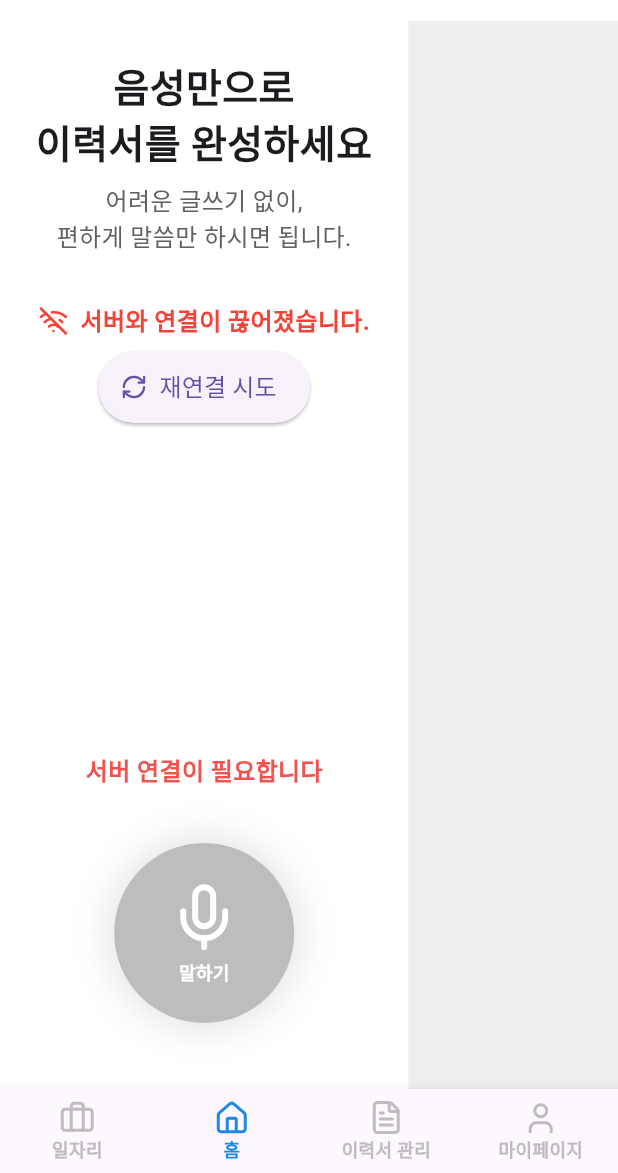
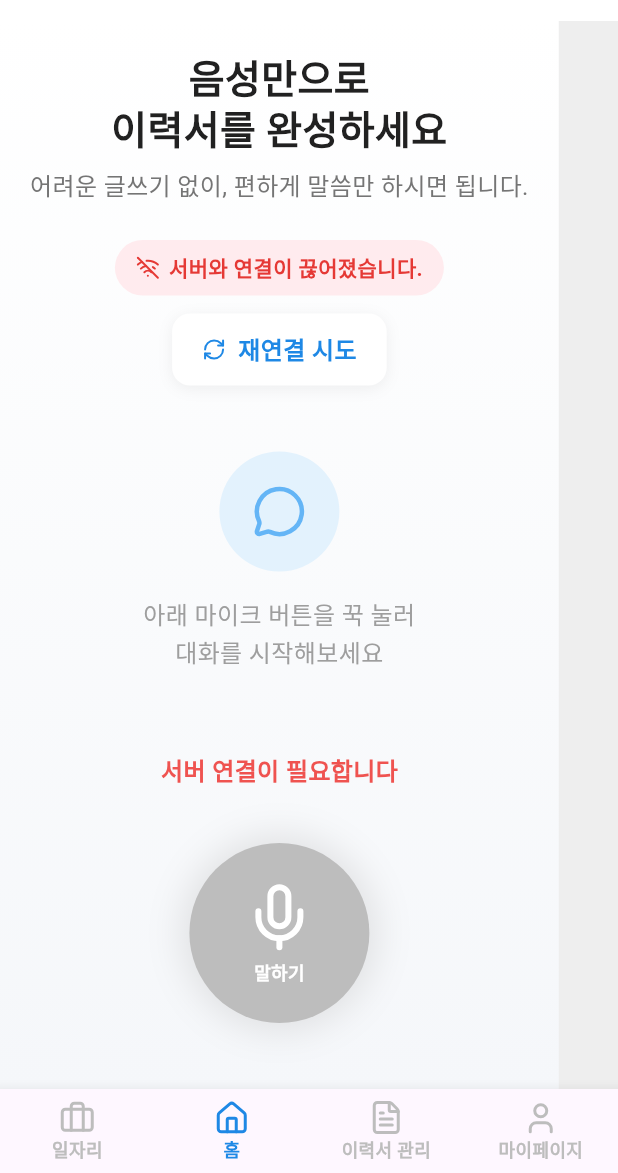
Before and after one commit to CometWoo/publicdata-contest-release, a Flutter app: the screen it shows after launch, on a phone screen of 412 x 824 dp, the part 63-1236 px from its top. Run offline on Flutter 3.47's test engine with Material 3 defaults, Android fonts, the phone set to English and light mode, and no system bars; our stand-ins replace audioplayers, flutter_dotenv, flutter_tts, lucide_icons; missing offline and left inert: record; Roboto replaces fonts that are missing (NotoSansKR).

Commit message:
feat: 홈 화면 토스 스타일 UI 개선 및 서버 URL 하드코딩 제거
- app_config.dart에서 SERVER_URL/WS_URL 기본값 제거 (빌드 시 --dart-define 필수)
- 홈 화면: 그라데이션 배경, 말풍선 대화 UI, 빈 상태 안내, 진행률 바+칩 UI
- InteractiveCard 위젯: 탭/롱프레스 시 scale+haptic 피드백 (토스 스타일)

Co-Authored-By: Claude Opus 4.6 <noreply@anthropic.com>

```diff
--- a/lib/config/app_config.dart
+++ b/lib/config/app_config.dart
@@ -1,17 +1,8 @@
-// [개선] 하드코딩된 서버 URL과 userId를 config로 분리하여 보안 및 유지보수성 향상
 import 'package:flutter/foundation.dart';
 
 class AppConfig {
-  // [개선] 환경변수(--dart-define)에서 주입받도록 변경. 소스코드에 URL 노출 방지
-  static const String serverUrl = String.fromEnvironment(
-    'SERVER_URL',
-    defaultValue: 'https://0oof8muhxkpy97-8000.proxy.runpod.net/',
-  );
-
-  static const String wsUrl = String.fromEnvironment(
-    'WS_URL',
-    defaultValue: 'wss://0oof8muhxkpy97-8000.proxy.runpod.net/voice/ws',
-  );
+  static const String serverUrl = String.fromEnvironment('SERVER_URL');
+  static const String wsUrl = String.fromEnvironment('WS_URL');
 
   // [개선] 시니어 친화적 UI 상수 — 최소 폰트 크기, 터치 영역 등을 중앙 관리
   static const double fontSizeTitle = 26.0;
--- a/lib/screens/home_tab.dart
+++ b/lib/screens/home_tab.dart
@@ -3,6 +3,7 @@ import 'package:lucide_icons/lucide_icons.dart';
 import '../config/app_config.dart';
 import '../models/ws_status.dart';
 import '../widgets/mic_button.dart';
+import '../widgets/interactive_card.dart';
 
 class HomeTab extends StatelessWidget {
   final WsStatus wsStatus;
@@ -29,62 +30,46 @@ class HomeTab extends StatelessWidget {
   @override
   Widget build(BuildContext context) {
     return Container(
-      color: Colors.white,
-      // [레이아웃 수정] SafeArea 추가
+      decoration: const BoxDecoration(
+        // [UI 개선] 그라데이션 배경으로 깊이감 추가
+        gradient: LinearGradient(
+          begin: Alignment.topCenter,
+          end: Alignment.bottomCenter,
+          colors: [Colors.white, Color(0xFFF5F7FA)],
+        ),
+      ),
       child: SafeArea(
         child: Stack(
           children: [
-            // [레이아웃 수정] SingleChildScrollView로 감싸 키보드/소형 화면 대응
             Padding(
-              padding: const EdgeInsets.fromLTRB(24, 24, 24, 200),
+              padding: const EdgeInsets.fromLTRB(20, 20, 20, 200),
               child: SingleChildScrollView(
                 child: Column(
                   crossAxisAlignment: CrossAxisAlignment.center,
                   children: [
-                    const Text(
-                      '음성만으로\n이력서를 완성하세요',
-                      textAlign: TextAlign.center,
-                      style: TextStyle(
-                        fontSize: AppConfig.fontSizeTitle,
-                        fontWeight: FontWeight.bold,
-                      ),
-                    ),
-                    const SizedBox(height: 8),
-                    Text(
-                      '어려운 글쓰기 없이,\n편하게 말씀만 하시면 됩니다.',
-                      textAlign: TextAlign.center,
-                      style: TextStyle(
-                        color: Colors.grey[700],
-                        fontSize: AppConfig.fontSizeCaption,
-                      ),
-                    ),
-                    const SizedBox(height: 32),
+                    // [UI 개선] 타이틀 섹션
+                    _buildHeader(),
+                    const SizedBox(height: 24),
 
-                    _buildStatusMessage(),
+                    // [UI 개선] 연결 상태 표시
+                    _buildStatusBadge(),
+                    const SizedBox(height: 20),
 
+                    // [UI 개선] 대화 영역 또는 빈 상태
                     if (transcript.isNotEmpty || aiResponse.isNotEmpty)
-                      _buildConversationBox(),
+                      _buildConversationCard()
+                    else
+                      _buildEmptyState(),
 
+                    // [UI 개선] 남은 항목 칩 UI
                     if (missingKorean.isNotEmpty && wsStatus == WsStatus.ready)
-                      Padding(
-                        padding: const EdgeInsets.only(top: 16.0),
-                        child: Text(
-                          '남은 항목: ${missingKorean.join(', ')}',
-                          style: TextStyle(
-                            color: Colors.grey[700],
-                            fontSize: AppConfig.fontSizeSmall,
-                          ),
-                          // [레이아웃 수정] 긴 텍스트 줄바꿈 허용
-                          textAlign: TextAlign.center,
-                          softWrap: true,
-                        ),
-                      ),
+                      _buildProgressSection(),
                   ],
                 ),
               ),
             ),
 
-            // [UX 개선] 기존 단순 버튼 → MicButton 위젯으로 교체
+            // [인터랙션 추가] 마이크 버튼 영역
             Positioned(
               bottom: 24,
               left: 0,
@@ -103,65 +88,110 @@ class HomeTab extends StatelessWidget {
     );
   }
 
-  Widget _buildStatusMessage() {
+  Widget _buildHeader() {
+    return Column(
+      children: [
+        Text(
+          '음성만으로\n이력서를 완성하세요',
+          textAlign: TextAlign.center,
+          style: TextStyle(
+            fontSize: AppConfig.fontSizeTitle,
+            fontWeight: FontWeight.w800,
+            color: Colors.grey[900],
+            height: 1.3,
+          ),
+        ),
+        const SizedBox(height: 8),
+        Text(
+          '어려운 글쓰기 없이, 편하게 말씀만 하시면 됩니다.',
+          textAlign: TextAlign.center,
+          style: TextStyle(
+            color: Colors.grey[600],
+            fontSize: AppConfig.fontSizeCaption,
+            height: 1.4,
+          ),
+        ),
+      ],
+    );
+  }
+
+  // [UI 개선] 상태를 뱃지 형태로 표시
+  Widget _buildStatusBadge() {
     IconData icon;
     Color color;
+    Color bgColor;
 
     switch (wsStatus) {
       case WsStatus.disconnected:
         icon = LucideIcons.wifiOff;
-        color = Colors.red;
+        color = const Color(0xFFE53935);
+        bgColor = const Color(0xFFFFEBEE);
       case WsStatus.recording:
         icon = LucideIcons.mic;
-        color = Colors.red[600]!;
+        color = const Color(0xFFE53935);
+        bgColor = const Color(0xFFFFEBEE);
       case WsStatus.processing:
         icon = LucideIcons.loader;
-        color = Colors.grey[700]!;
+        color = const Color(0xFF757575);
+        bgColor = const Color(0xFFF5F5F5);
       case WsStatus.speaking:
         icon = LucideIcons.volume2;
-        color = Colors.green[700]!;
+        color = const Color(0xFF2E7D32);
+        bgColor = const Color(0xFFE8F5E9);
       default:
-        icon = LucideIcons.mic;
-        color = Colors.blue[700]!;
+        icon = LucideIcons.check;
+        color = const Color(0xFF1565C0);
+        bgColor = const Color(0xFFE3F2FD);
     }
 
     return Column(
       children: [
-        Row(
-          mainAxisAlignment: MainAxisAlignment.center,
+        AnimatedContainer(
+          duration: const Duration(milliseconds: 300),
+          padding: const EdgeInsets.symmetric(horizontal: 14, vertical: 8),
+          decoration: BoxDecoration(
+            color: bgColor,
+            borderRadius: BorderRadius.circular(20),
+          ),
+          child: Row(
             mainAxisSize: MainAxisSize.min,
             children: [
-            Icon(icon, size: 20, color: color),
-            const SizedBox(width: 8),
-            // [레이아웃 수정] Flexible로 긴 상태 텍스트 overflow 방지
-            Flexible(
-              child: Text(
+              Icon(icon, size: 16, color: color),
+              const SizedBox(width: 6),
+              Text(
                 wsStatus.label,
                 style: TextStyle(
                   color: color,
-                  fontWeight: FontWeight.bold,
-                  fontSize: AppConfig.fontSizeCaption,
-                ),
-                overflow: TextOverflow.ellipsis,
+                  fontWeight: FontWeight.w600,
+                  fontSize: 14,
                 ),
               ),
             ],
           ),
+        ),
+        // [인터랙션 추가] 재연결 버튼
         if (wsStatus == WsStatus.disconnected)
           Padding(
-            padding: const EdgeInsets.only(top: 8),
-            child: ElevatedButton.icon(
-              onPressed: onReconnect,
-              icon: const Icon(LucideIcons.refreshCw, size: 18),
-              label: const Text(
+            padding: const EdgeInsets.only(top: 12),
+            child: InteractiveCard(
+              onTap: onReconnect,
+              backgroundColor: Colors.white,
+              padding: const EdgeInsets.symmetric(horizontal: 20, vertical: 12),
+              borderRadius: 12,
+              child: Row(
+                mainAxisSize: MainAxisSize.min,
+                children: [
+                  Icon(LucideIcons.refreshCw, size: 16, color: Colors.blue[600]),
+                  const SizedBox(width: 8),
+                  Text(
                     '재연결 시도',
-                style: TextStyle(fontSize: AppConfig.fontSizeCaption),
+                    style: TextStyle(
+                      fontSize: AppConfig.fontSizeCaption,
+                      fontWeight: FontWeight.w600,
+                      color: Colors.blue[600],
                     ),
-              style: ElevatedButton.styleFrom(
-                minimumSize: const Size(
-                  AppConfig.minTouchTarget,
-                  AppConfig.minTouchTarget,
                   ),
+                ],
               ),
             ),
           ),
@@ -169,45 +199,59 @@ class HomeTab extends StatelessWidget {
     );
   }
 
-  Widget _buildConversationBox() {
+  // [UI 개선] 빈 상태 UI
+  Widget _buildEmptyState() {
+    return Padding(
+      padding: const EdgeInsets.symmetric(vertical: 24),
+      child: Column(
+        children: [
+          Container(
+            width: 80,
+            height: 80,
+            decoration: BoxDecoration(
+              color: Colors.blue[50],
+              shape: BoxShape.circle,
+            ),
+            child: Icon(
+              LucideIcons.messageCircle,
+              size: 36,
+              color: Colors.blue[300],
+            ),
+          ),
+          const SizedBox(height: 16),
+          Text(
+            '아래 마이크 버튼을 꾹 눌러\n대화를 시작해보세요',
+            textAlign: TextAlign.center,
+            style: TextStyle(
+              fontSize: AppConfig.fontSizeCaption,
+              color: Colors.grey[500],
+              height: 1.5,
+            ),
+          ),
+        ],
+      ),
+    );
+  }
+
+  // [UI 개선] 말풍선 스타일 대화 카드
+  Widget _buildConversationCard() {
     return Semantics(
       label: '대화 내용',
       child: Container(
-        margin: const EdgeInsets.only(top: 32),
-        padding: const EdgeInsets.all(16),
+        margin: const EdgeInsets.only(top: 8),
         width: double.infinity,
-        // [레이아웃 수정] 대화 박스 최대 높이 제한 + 내부 스크롤
-        constraints: const BoxConstraints(maxHeight: 200),
-        decoration: BoxDecoration(
-          color: Colors.grey[50],
-          borderRadius: BorderRadius.circular(16),
-        ),
+        constraints: const BoxConstraints(maxHeight: 220),
         child: SingleChildScrollView(
           child: Column(
-            crossAxisAlignment: CrossAxisAlignment.start,
+            crossAxisAlignment: CrossAxisAlignment.stretch,
             children: [
-              if (transcript.isNotEmpty)
-                Padding(
-                  padding: const EdgeInsets.only(bottom: 8),
-                  child: Text(
-                    '나: $transcript',
-                    style: const TextStyle(
-                      fontWeight: FontWeight.bold,
-                      fontSize: AppConfig.fontSizeBody,
+              if (transcript.isNotEmpty) _buildBubble(
+                text: transcript,
+                isUser: true,
               ),
-                    // [레이아웃 수정] softWrap 보장
-                    softWrap: true,
-                  ),
-                ),
-              if (aiResponse.isNotEmpty)
-                Text(
-                  'AI: $aiResponse',
-                  style: TextStyle(
-                    color: Colors.blue[700],
-                    fontWeight: FontWeight.bold,
-                    fontSize: AppConfig.fontSizeBody,
-                  ),
-                  softWrap: true,
+              if (aiResponse.isNotEmpty) _buildBubble(
+                text: aiResponse,
+                isUser: false,
               ),
             ],
           ),
@@ -215,4 +259,118 @@ class HomeTab extends StatelessWidget {
       ),
     );
   }
+
+  // [UI 개선] 개별 말풍선
+  Widget _buildBubble({required String text, required bool isUser}) {
+    return Align(
+      alignment: isUser ? Alignment.centerRight : Alignment.centerLeft,
+      child: Container(
+        margin: const EdgeInsets.only(bottom: 10),
+        padding: const EdgeInsets.symmetric(horizontal: 16, vertical: 12),
+        constraints: const BoxConstraints(maxWidth: 280),
+        decoration: BoxDecoration(
+          color: isUser ? const Color(0xFF1565C0) : Colors.white,
+          borderRadius: BorderRadius.only(
+            topLeft: const Radius.circular(16),
+            topRight: const Radius.circular(16),
+            bottomLeft: Radius.circular(isUser ? 16 : 4),
+            bottomRight: Radius.circular(isUser ? 4 : 16),
+          ),
+          boxShadow: [
+            BoxShadow(
+              color: Colors.black.withValues(alpha: 0.05),
+              blurRadius: 8,
+              offset: const Offset(0, 2),
+            ),
+          ],
+        ),
+        child: Text(
+          text,
+          style: TextStyle(
+            color: isUser ? Colors.white : Colors.grey[800],
+            fontSize: AppConfig.fontSizeBody,
+            height: 1.4,
+          ),
+          softWrap: true,
+        ),
+      ),
+    );
   }
+
+  // [UI 개선] 진행률 + 칩 형태 남은 항목
+  Widget _buildProgressSection() {
+    final total = missingKorean.length + 5;
+    final done = total - missingKorean.length;
+    final progress = done / total;
+
+    return Padding(
+      padding: const EdgeInsets.only(top: 24),
+      child: InteractiveCard(
+        backgroundColor: Colors.white,
+        padding: const EdgeInsets.all(16),
+        child: Column(
+          crossAxisAlignment: CrossAxisAlignment.start,
+          children: [
+            Row(
+              mainAxisAlignment: MainAxisAlignment.spaceBetween,
+              children: [
+                Text(
+                  '이력서 완성도',
+                  style: TextStyle(
+                    fontSize: AppConfig.fontSizeCaption,
+                    fontWeight: FontWeight.w700,
+                    color: Colors.grey[800],
+                  ),
+                ),
+                Text(
+                  '${(progress * 100).toInt()}%',
+                  style: TextStyle(
+                    fontSize: AppConfig.fontSizeCaption,
+                    fontWeight: FontWeight.w700,
+                    color: Colors.blue[600],
+                  ),
+                ),
+              ],
+            ),
+            const SizedBox(height: 10),
+            ClipRRect(
+              borderRadius: BorderRadius.circular(4),
+              child: LinearProgressIndicator(
+                value: progress,
+                backgroundColor: Colors.grey[200],
+                color: Colors.blue[500],
+                minHeight: 6,
+              ),
+            ),
+            const SizedBox(height: 12),
+            Wrap(
+              spacing: 8,
+              runSpacing: 8,
+              children: missingKorean.map((item) {
+                return Container(
+                  padding: const EdgeInsets.symmetric(
+                    horizontal: 12,
+                    vertical: 6,
+                  ),
+                  decoration: BoxDecoration(
+                    color: Colors.orange[50],
+                    borderRadius: BorderRadius.circular(20),
+                    border: Border.all(color: Colors.orange[200]!),
+                  ),
+                  child: Text(
+                    item,
+                    style: TextStyle(
+                      fontSize: AppConfig.fontSizeSmall,
+                      color: Colors.orange[800],
+                      fontWeight: FontWeight.w500,
+                    ),
+                  ),
+                );
+              }).toList(),
+            ),
+          ],
+        ),
+      ),
+    );
+  }
+}
--- /dev/null
+++ b/lib/widgets/interactive_card.dart
@@ -0,0 +1,117 @@
+import 'package:flutter/material.dart';
+import 'package:flutter/services.dart';
+
+class InteractiveCard extends StatefulWidget {
+  final Widget child;
+  final VoidCallback? onTap;
+  final VoidCallback? onLongPress;
+  final double borderRadius;
+  final Color? backgroundColor;
+  final EdgeInsetsGeometry padding;
+  final double elevation;
+
+  const InteractiveCard({
+    super.key,
+    required this.child,
+    this.onTap,
+    this.onLongPress,
+    this.borderRadius = 16,
+    this.backgroundColor,
+    this.padding = const EdgeInsets.all(16),
+    this.elevation = 2,
+  });
+
+  @override
+  State<InteractiveCard> createState() => _InteractiveCardState();
+}
+
+class _InteractiveCardState extends State<InteractiveCard>
+    with SingleTickerProviderStateMixin {
+  late final AnimationController _controller;
+  late final Animation<double> _scaleAnimation;
+  late final Animation<double> _elevationAnimation;
+
+  @override
+  void initState() {
+    super.initState();
+    _controller = AnimationController(
+      vsync: this,
+      duration: const Duration(milliseconds: 100),
+      reverseDuration: const Duration(milliseconds: 200),
+    );
+    _scaleAnimation = Tween<double>(begin: 1.0, end: 0.95).animate(
+      CurvedAnimation(parent: _controller, curve: Curves.easeInOut),
+    );
+    _elevationAnimation = Tween<double>(
+      begin: widget.elevation,
+      end: 0,
+    ).animate(CurvedAnimation(parent: _controller, curve: Curves.easeInOut));
+  }
+
+  @override
+  void dispose() {
+    _controller.dispose();
+    super.dispose();
+  }
+
+  void _onTapDown(TapDownDetails _) {
+    HapticFeedback.lightImpact();
+    _controller.forward();
+  }
+
+  void _onTapUp(TapUpDetails _) {
+    _controller.reverse();
+  }
+
+  void _onTapCancel() {
+    _controller.reverse();
+  }
+
+  void _onLongPressStart(LongPressStartDetails _) {
+    HapticFeedback.mediumImpact();
+    _controller.forward();
+  }
+
+  void _onLongPressEnd(LongPressEndDetails _) {
+    _controller.reverse();
+    widget.onLongPress?.call();
+  }
+
+  @override
+  Widget build(BuildContext context) {
+    return AnimatedBuilder(
+      animation: _controller,
+      builder: (context, child) {
+        return Transform.scale(
+          scale: _scaleAnimation.value,
+          child: Container(
+            decoration: BoxDecoration(
+              color: widget.backgroundColor ?? Colors.white,
+              borderRadius: BorderRadius.circular(widget.borderRadius),
+              boxShadow: [
+                BoxShadow(
+                  color: Colors.black.withValues(alpha: 0.06),
+                  blurRadius: _elevationAnimation.value * 4,
+                  offset: Offset(0, _elevationAnimation.value),
+                ),
+              ],
+            ),
+            child: child,
+          ),
+        );
+      },
+      child: GestureDetector(
+        onTapDown: widget.onTap != null ? _onTapDown : null,
+        onTapUp: widget.onTap != null ? _onTapUp : null,
+        onTapCancel: widget.onTap != null ? _onTapCancel : null,
+        onTap: widget.onTap,
+        onLongPressStart: widget.onLongPress != null ? _onLongPressStart : null,
+        onLongPressEnd: widget.onLongPress != null ? _onLongPressEnd : null,
+        child: Padding(
+          padding: widget.padding,
+          child: widget.child,
+        ),
+      ),
+    );
+  }
+}
```
Lines whose indentation alone changed are shown as unchanged.
